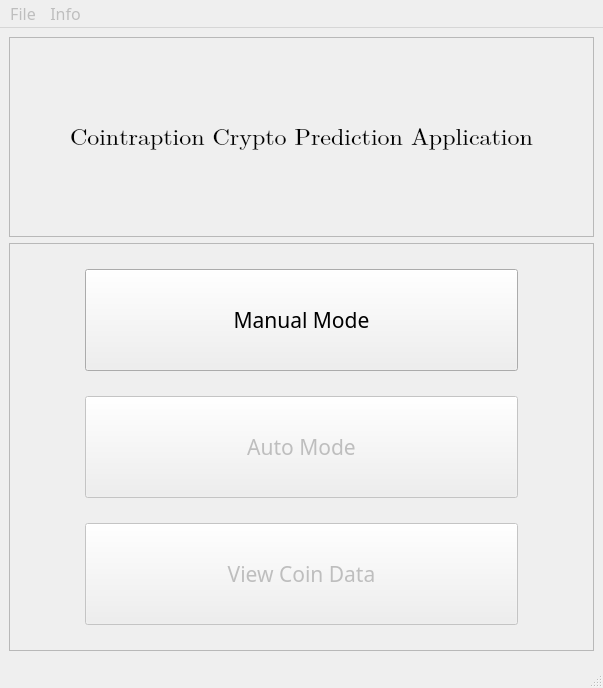
This is Cointraption/layouts/main_window.ui in J05hr/Cointraption as Qt 5 draws it before an edit. The edited form follows.
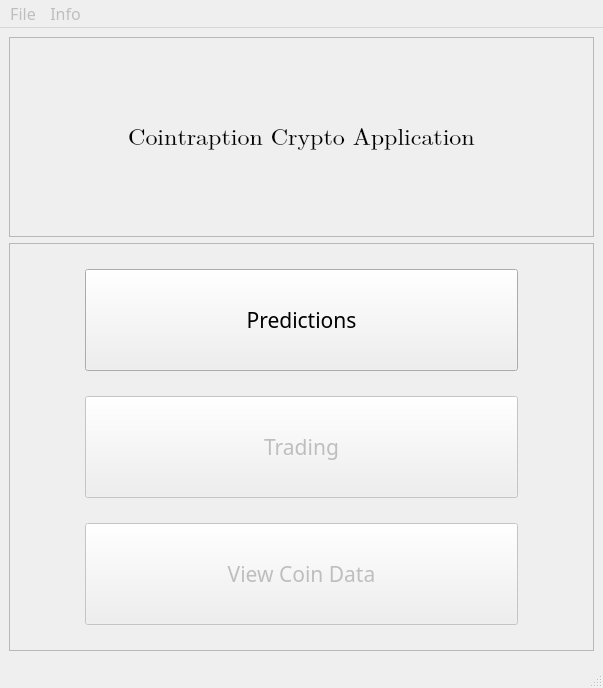
This is the edited form.

Diff of the .ui file:
```diff
--- a/Cointraption/layouts/main_window.ui
+++ b/Cointraption/layouts/main_window.ui
@@ -84,7 +84,7 @@
           <enum>Qt::LeftToRight</enum>
          </property>
          <property name="text">
-          <string>Cointraption Crypto Prediction Application</string>
+          <string>Cointraption Crypto Application</string>
          </property>
          <property name="alignment">
           <set>Qt::AlignCenter</set>
@@ -133,7 +133,7 @@
           </font>
          </property>
          <property name="text">
-          <string>Manual Mode</string>
+          <string>Predictions</string>
          </property>
         </widget>
        </item>
@@ -158,7 +158,7 @@
           <number>-3</number>
          </property>
          <property name="text">
-          <string>Auto Mode</string>
+          <string>Trading</string>
          </property>
         </widget>
        </item>
```
Left out of the diff: 4 changed lines with no effect on the pictures.
